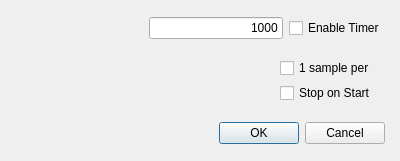
MccDv/universaltest, file tmrdialog.ui: the form before one commit.
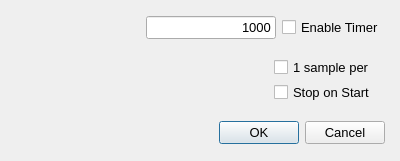
The form after the commit.

Commit message: Update fonts for Mac readability. Add missing stub slots for childwindow signals.

The edit to the form file:
```diff
--- a/tmrdialog.ui
+++ b/tmrdialog.ui
@@ -13,6 +13,11 @@
     <height>161</height>
    </rect>
   </property>
+  <property name="font">
+   <font>
+    <pointsize>10</pointsize>
+   </font>
+  </property>
   <property name="windowTitle">
    <string>Timer Setup</string>
   </property>
```
The commit also changes 32 other files.
